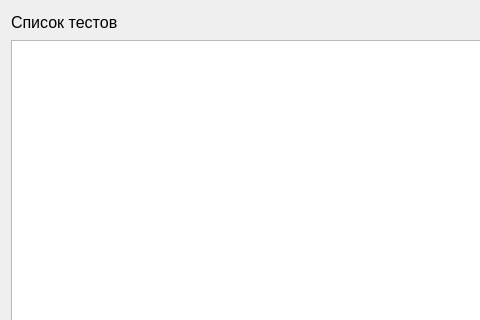
The window that cmenu.ui (YakSid/ExamDiagnosis) describes before a commit, drawn with Qt 5; both pictures show x 0 to 480 and y 0 to 320 of the 741 by 469 pixel window.
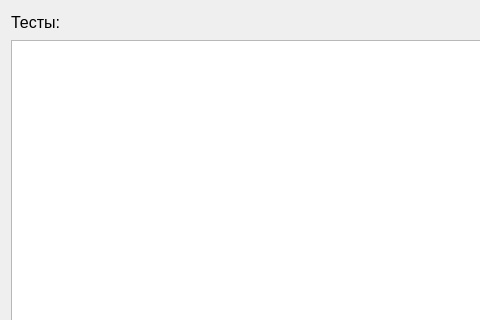
The same window after the commit.

```diff
--- a/cmenu.ui
+++ b/cmenu.ui
@@ -24,7 +24,7 @@
      <item>
       <widget class="QLabel" name="label">
        <property name="text">
-        <string>Список тестов</string>
+        <string>Тесты:</string>
        </property>
       </widget>
      </item>
```
